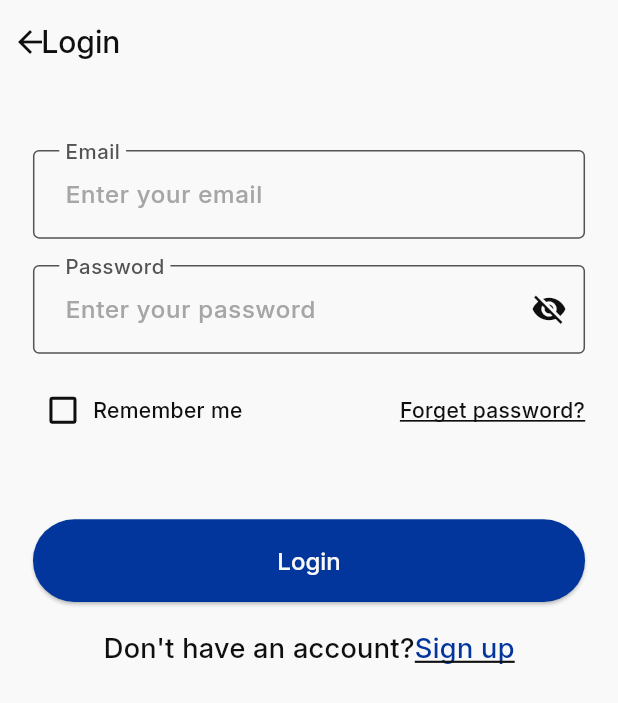
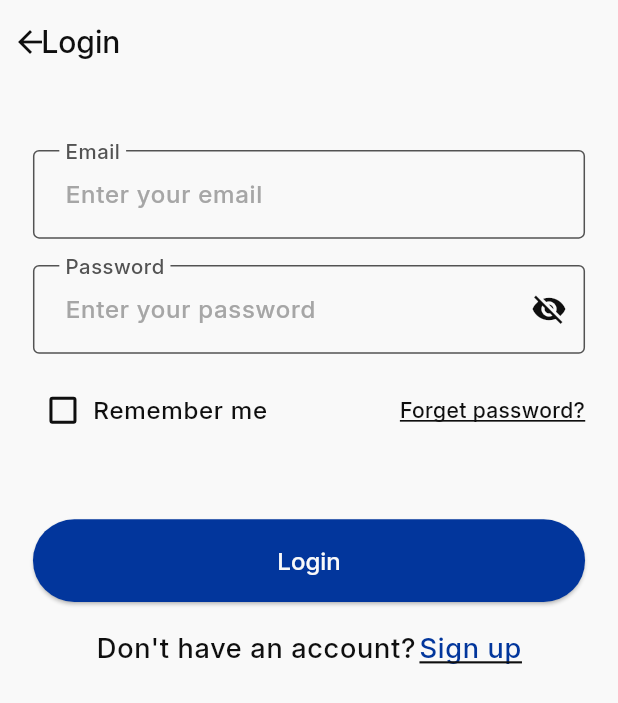
Before and after one commit to captainsero/team-5, a Flutter app: the screen it shows after launch, on a phone screen of 412 x 824 dp. Shown: the top 703 px of the screen. Run offline on Flutter 3.47's test engine with Material 3 defaults, Android fonts, the phone set to English and light mode, and no system bars; our stand-ins replace bloc, dio, flutter_bloc, flutter_screenutil, flutter_secure_storage, get_it and 3 more; generated files the repository leaves out were written again.

Commit message:
fix(presentation): fix text theme

```diff
--- a/lib/config/secure_storage/secure_storage_keys.dart
+++ b/lib/config/secure_storage/secure_storage_keys.dart
@@ -1,4 +1,4 @@
 abstract class SecureStorageKeys {
-  static const String forgetPassEmail = "forgetPassEmail";
   static const String userEmail = "userEmail";
+  static const String userToken = "userToken";
 }
--- a/lib/core/themes/light_theme.dart
+++ b/lib/core/themes/light_theme.dart
@@ -72,17 +72,17 @@ abstract class AppTheme {
       ),
 
       bodyLarge: getRegularStyle(
-        color: AppColors.grey,
+        color: AppColors.black,
         fontSize: FontSize.s16,
         fontFamily: FontConstants.interFamily,
       ),
       bodyMedium: getRegularStyle(
-        color: AppColors.grey,
+        color: AppColors.black,
         fontSize: FontSize.s14,
         fontFamily: FontConstants.interFamily,
       ),
       bodySmall: getRegularStyle(
-        color: AppColors.grey,
+        color: AppColors.black,
         fontSize: FontSize.s12,
         fontFamily: FontConstants.interFamily,
       ),
--- a/lib/features/auth/login_screen/presentations/screens/loginScreen.dart
+++ b/lib/features/auth/login_screen/presentations/screens/loginScreen.dart
@@ -8,7 +8,6 @@ import 'package:team_5_examapp/core/constants/values_manager.dart';
 import 'package:team_5_examapp/core/routing/routes_manager.dart';
 import 'package:team_5_examapp/features/auth/login_screen/presentations/view_model/cubit/login_view_model.dart';
 import 'package:team_5_examapp/generated/l10n.dart';
-
 
 class LoginScreen extends StatelessWidget {
   const LoginScreen({super.key});
@@ -111,21 +110,25 @@ class LoginScreen extends StatelessWidget {
                               ),
                               Text(
                                 S.of(context).rememberMe,
-                                style: TextStyle(
-                                  color: AppColors.black,
-                                  fontSize: FontSize.s14,
-                                  fontWeight: FontWeightManager.regular,
-                                ),
+                                style: Theme.of(context).textTheme.bodyLarge,
                               ),
                             ],
                           ),
-                          Text(
+                          TextButton(
+                            onPressed: () {
+                              context.push(Routes.forgetPasswordRoute);
+                            },
+                            style: TextButton.styleFrom(
+                              padding: EdgeInsets.zero,
+                              minimumSize: const Size(0, 0),
+                              tapTargetSize: MaterialTapTargetSize.shrinkWrap,
+                            ),
+                            child: Text(
                               S.of(context).forgetPassword,
-                            style: TextStyle(
-                              color: AppColors.black,
-                              fontSize: FontSize.s14,
-                              fontWeight: FontWeightManager.regular,
+                              style: Theme.of(context).textTheme.bodyMedium
+                                  ?.copyWith(
                                     decoration: TextDecoration.underline,
+                                  ),
                             ),
                           ),
                         ],
@@ -145,9 +148,9 @@ class LoginScreen extends StatelessWidget {
                                 }
                               },
                         child: loginState.isLoading
-                            ? const SizedBox(
-                                height: 20,
-                                width: 20,
+                            ? SizedBox(
+                                height: AppSize.s20,
+                                width: AppSize.s20,
                                 child: CircularProgressIndicator(
                                   color: Colors.white,
                                   strokeWidth: 2,
@@ -162,20 +165,18 @@ class LoginScreen extends StatelessWidget {
                         children: [
                           Text(
                             S.of(context).dontHaveAccount,
-                            style: TextStyle(
-                              color: AppColors.black,
-                              fontSize: FontSize.s18,
-                              fontWeight: FontWeightManager.regular,
+                            style: Theme.of(context).textTheme.bodyLarge
+                                ?.copyWith(fontSize: FontSize.s18),
                           ),
-                          ),
+                          SizedBox(width: AppSize.s2),
                           GestureDetector(
                             onTap: () => context.push(Routes.registerRoute),
                             child: Text(
                               S.of(context).signUp,
-                              style: TextStyle(
+                              style: Theme.of(context).textTheme.bodyLarge
+                                  ?.copyWith(
                                     color: AppColors.primary,
                                     fontSize: FontSize.s18,
-                                fontWeight: FontWeightManager.medium,
                                     decoration: TextDecoration.underline,
                                   ),
                             ),
```
Lines whose indentation alone changed are shown as unchanged.
